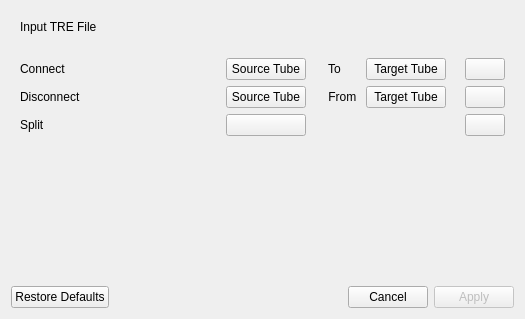
Above: Modules/Loadable/VesselEditor/Resources/UI/qSlicerVesselEditorModuleWidget.ui from KitwareMedical/Deprecated-VesselView before the change. Below: the same form after it.
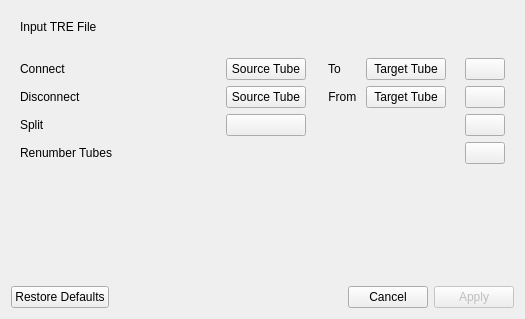
That is the form after the change. Custom widgets are drawn as their Qt base class.

Commit message: ENH: Added an option to renumber the tubes in a spatial object.

What changed in the file:
```diff
--- a/Modules/Loadable/VesselEditor/Resources/UI/qSlicerVesselEditorModuleWidget.ui
+++ b/Modules/Loadable/VesselEditor/Resources/UI/qSlicerVesselEditorModuleWidget.ui
@@ -229,6 +229,33 @@
         </property>
        </widget>
       </item>
+      <item row="3" column="0">
+       <widget class="QLabel" name="RenumberLabel">
+        <property name="text">
+         <string>Renumber Tubes</string>
+        </property>
+       </widget>
+      </item>
+      <item row="3" column="1">
+       <spacer name="horizontalSpacer_5">
+        <property name="orientation">
+         <enum>Qt::Horizontal</enum>
+        </property>
+        <property name="sizeHint" stdset="0">
+         <size>
+          <width>40</width>
+          <height>20</height>
+         </size>
+        </property>
+       </spacer>
+      </item>
+      <item row="3" column="8">
+       <widget class="QPushButton" name="RenumberTubesPushButton">
+        <property name="text">
+         <string/>
+        </property>
+       </widget>
+      </item>
      </layout>
     </widget>
    </item>
```
Left out of the diff: 14 changed lines with no effect on the pictures. The commit also changes 7 other files.
